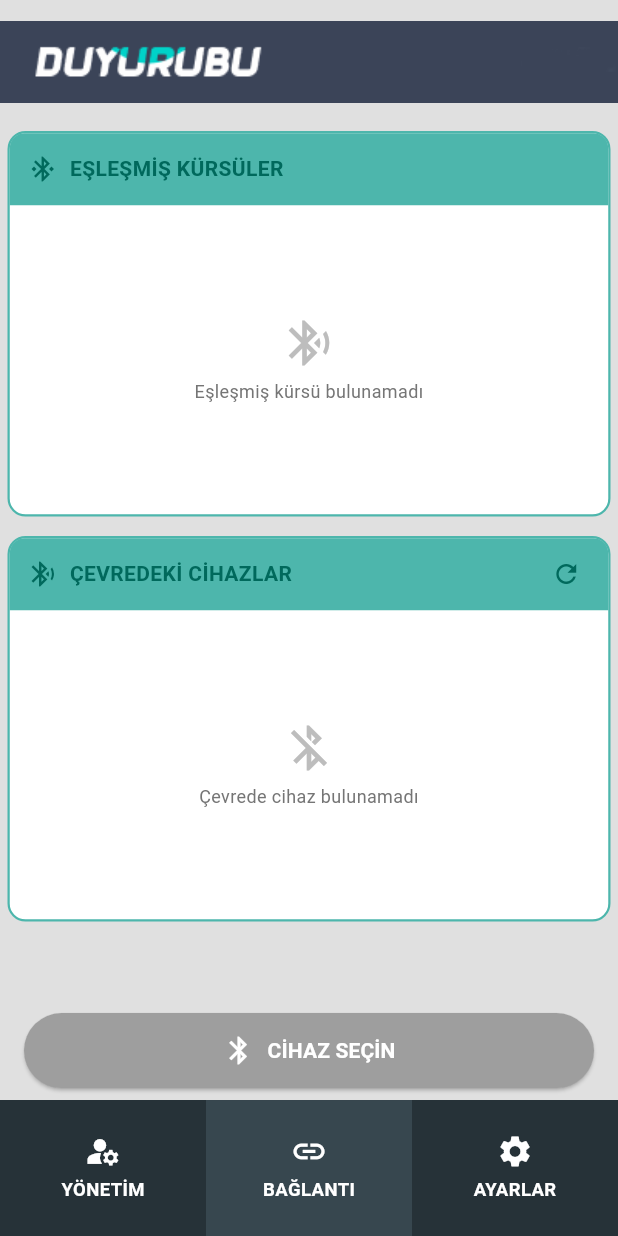
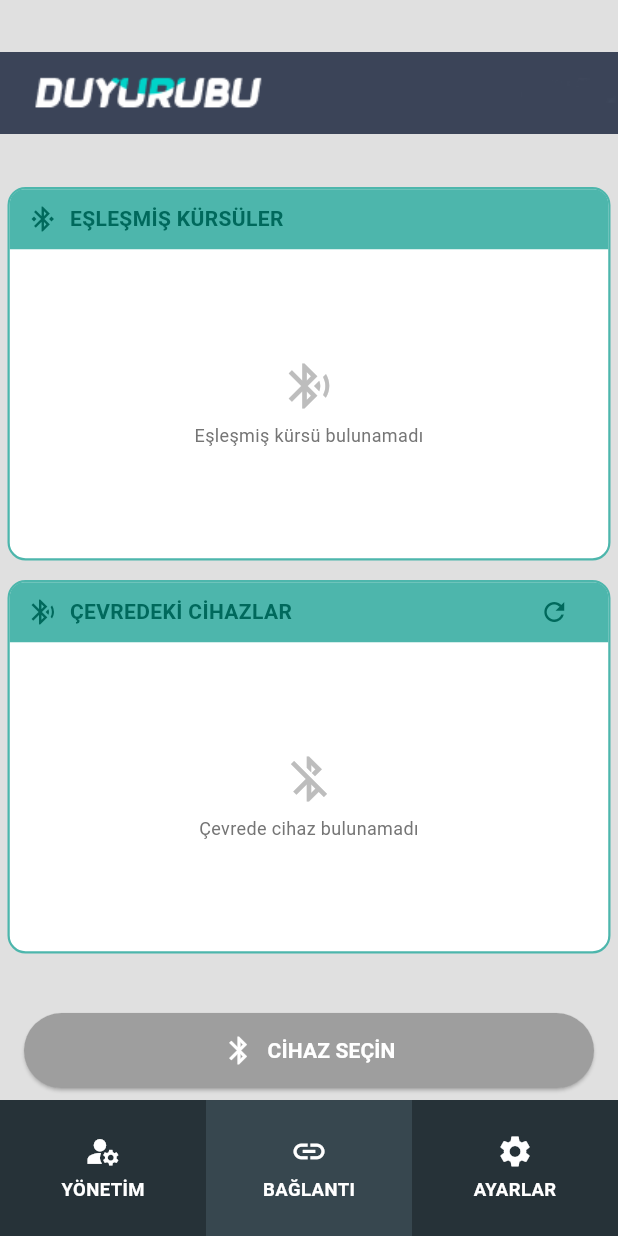
Before and after one commit to zrana24/duyurubu, a Flutter app: the screen it shows after launch, item 2 of the bottom bar chosen, after a tap on the "refresh" icon, on a phone screen of 412 x 824 dp. Run offline on Flutter 3.47's test engine with Material 3 defaults, Android fonts, the phone set to English and light mode, and no system bars; our stand-ins replace flutter_bluetooth_serial, permission_handler.

Commit message:
09.09.2025

```diff
--- a/lib/bluetooth_provider.dart
+++ b/lib/bluetooth_provider.dart
@@ -25,9 +25,11 @@
   Future<void> disconnect() async {
     try {
       await _connection?.close();
-    } catch (e) {
+    }
+    catch (e) {
       print('Bağlantı kesme hatası: $e');
-    } finally {
+    }
+    finally {
       _connection = null;
       _connectedDevice = null;
       _isConnecting = false;
--- a/lib/image.dart
+++ b/lib/image.dart
@@ -5,6 +5,7 @@
 
 class ImageWidget extends StatefulWidget {
   final double? height;
+  final double? width;
   final BoxFit fit;
   final bool showBluetoothStatus;
   final BluetoothConnection? connection;
@@ -13,6 +14,7 @@
   const ImageWidget({
     Key? key,
     this.height,
+    this.width,
     this.fit = BoxFit.cover,
     this.showBluetoothStatus = true,
     this.connection,
@@ -125,7 +127,7 @@
       String deviceName = widget.connectedDevice!.name ?? widget.connectedDevice!.address;
 
       return Positioned(
-        top: 30,
+        top: 48,
         right: 10,
         child: Container(
           constraints: BoxConstraints(
@@ -142,7 +144,7 @@
                 ),
                 child: Icon(Icons.bluetooth_connected, color: Colors.white, size: fontSize),
               ),
-              SizedBox(width: 6),
+              SizedBox(width: 10),
               Flexible(
                 child: Text(
                   "$deviceName BAĞLI",
@@ -180,24 +182,26 @@
   Widget build(BuildContext context) {
     return Consumer<LanguageProvider>(
       builder: (context, languageProvider, child) {
-        return LayoutBuilder(
-          builder: (context, constraints) {
         return Container(
-              width: constraints.maxWidth,
-              height: widget.height ?? constraints.maxHeight * 0.15,
+          width: widget.width ?? double.infinity,
+          height: widget.height,
           child: Stack(
             children: [
-                  Positioned.fill(
+              Center(
+                child: Container(
+                  constraints: BoxConstraints(
+                    maxWidth: double.infinity,
+                  ),
                   child: Image.asset(
                     'assets/images/footer.png',
-                      fit: widget.fit,
+                    fit: BoxFit.fitWidth,
+                    width: double.infinity,
+                  ),
                 ),
               ),
               _buildBluetoothOverlay(languageProvider, context),
             ],
           ),
-            );
-          },
         );
       },
     );
--- a/lib/language.dart
+++ b/lib/language.dart
@@ -1,6 +1,7 @@
 import 'package:flutter/material.dart';
 import 'package:flutter/widgets.dart';
 import 'package:provider/provider.dart';
+import '../bluetooth_provider.dart'; // BluetoothProvider'ı import edin
 
 class LanguageProvider extends ChangeNotifier {
   Locale _locale = const Locale('tr', 'TR');
@@ -44,7 +45,6 @@
       'name_screen1': '2. İSİMLİK EKRAN',
       'info_screen': '3. BİLGİ EKRAN',
       'screen_brightness': 'EKRAN PARLAKLIĞI',
-
     },
     'en': {
       'name_screen': 'NAME SCREEN',
@@ -145,7 +145,6 @@
   };
 
   String getTranslation(String key) {
-
     String translation = _localizedStrings[_locale.languageCode]?[key] ?? key;
 
     if (translation == key && key.contains('_')) {
@@ -177,6 +176,7 @@
     final screenWidth = MediaQuery.of(context).size.width;
     final screenHeight = MediaQuery.of(context).size.height;
     final languageProvider = Provider.of<LanguageProvider>(context);
+    final bluetoothProvider = Provider.of<BluetoothProvider>(context);
 
     return Scaffold(
       backgroundColor: const Color(0xFFE8EAF6),
--- a/lib/screens/connect.dart
+++ b/lib/screens/connect.dart
@@ -27,7 +27,6 @@
   Timer? _autoConnectTimer;
   Timer? _continuousScanTimer;
 
-  // Add ScrollControllers for the scrollable lists
   final ScrollController _pairedScrollController = ScrollController();
   final ScrollController _nearbyScrollController = ScrollController();
 
@@ -50,7 +49,6 @@
     _rssiUpdateTimer?.cancel();
     _autoConnectTimer?.cancel();
     _continuousScanTimer?.cancel();
-    // Dispose of the ScrollControllers
     _pairedScrollController.dispose();
     _nearbyScrollController.dispose();
     super.dispose();
@@ -82,14 +80,23 @@
   }
 
   void _startContinuousScanning() {
-    _continuousScanTimer = Timer.periodic(Duration(seconds: 40), (timer) async {
+    _continuousScanTimer?.cancel();
+    _continuousScanTimer = Timer.periodic(Duration(seconds: 4), (timer) async {
       final bluetoothProvider = Provider.of<BluetoothProvider>(context, listen: false);
       if (_bluetoothState != BluetoothState.STATE_ON || bluetoothProvider.isConnecting) return;
 
       _startDiscovery();
+      Future.delayed(Duration(seconds: 2), _stopDiscovery);
 
-      await Future.delayed(Duration(seconds: 30));
-      _stopDiscovery();
+      if (_pairedDevicesList.isNotEmpty && bluetoothProvider.connectedDevice == null) {
+        for (BluetoothDevice device in _pairedDevicesList) {
+          // timeout ile sırayla bağlan
+          print('Otomatik bağlanılıyor: ${device.name}');
+          await _pairAndConnectToDevice(device);
+
+          if (bluetoothProvider.connectedDevice != null) break;
+        }
+      }
     });
   }
 
@@ -171,26 +178,11 @@
       if (_bluetoothState != BluetoothState.STATE_ON || bluetoothProvider.isConnecting || bluetoothProvider.connectedDevice != null) return;
 
       if (_pairedDevicesList.isNotEmpty) {
-        BluetoothDevice? bestDevice;
-        int bestRSSI = -100;
+        for (BluetoothDevice device in _pairedDevicesList) {
+          print('Otomatik bağlantı deneniyor: ${device.name}');
+          await _pairAndConnectToDevice(device);
 
-        for (var device in _pairedDevicesList) {
-          int? rssi = _rssiValues[device.address];
-          DateTime? lastSeen = _lastSeenTimes[device.address];
-
-          if (rssi != null &&
-              rssi > -75 &&
-              rssi > bestRSSI &&
-              lastSeen != null &&
-              DateTime.now().difference(lastSeen).inSeconds < 30) {
-            bestDevice = device;
-            bestRSSI = rssi;
-          }
-        }
-
-        if (bestDevice != null) {
-          print('Otomatik bağlantı deneniyor: ${bestDevice.name} (RSSI: $bestRSSI)');
-          _pairAndConnectToDevice(bestDevice);
+          if (bluetoothProvider.connectedDevice != null) break;
         }
       }
     });
@@ -218,64 +210,46 @@
 
     try {
       if (!_pairedDevicesList.any((d) => d.address == device.address)) {
-        print('Cihaz eşleştiriliyor: ${device.name}');
         bool? bonded = await FlutterBluetoothSerial.instance
-            .bondDeviceAtAddress(device.address);
-        if (bonded != true) {
-          throw Exception('Eşleştirme başarısız');
-        }
+            .bondDeviceAtAddress(device.address)
+            .timeout(Duration(seconds: 5), onTimeout: () => false);
+        if (bonded != true) throw Exception('Eşleştirme başarısız');
         await _getPairedDevices();
       }
 
-      // Önceki bağlantıyı kapat
       if (bluetoothProvider.connection != null) {
         await bluetoothProvider.connection!.close();
       }
 
-      print('Bağlantı kuruluyor: ${device.name}');
       BluetoothConnection connection = await BluetoothConnection
           .toAddress(device.address)
-          .timeout(Duration(seconds: 15));
+          .timeout(Duration(seconds: 8));
 
-      // Bağlantıyı provider'a kaydet
       bluetoothProvider.setConnection(connection, device);
       setState(() => _selectedDevice = device);
 
-      print('Bağlantı başarılı: ${device.name}');
-
-      connection.input?.listen(
-            (_) {
-          // Veri geldiğinde burası çalışır
-        },
-        onDone: () {
-          print('Bağlantı kesildi: ${device.name}');
-          // Bağlantı kesildiğinde provider'ı güncelle
+      connection.input?.listen((_) {}, onDone: () {
         bluetoothProvider.setConnection(null, null);
-        },
-        onError: (error) {
-          print('Bağlantı hatası: $error');
+      }, onError: (_) {
         bluetoothProvider.setConnection(null, null);
-        },
-      );
-
+      });
     } catch (e) {
-      print('Bağlantı kurulurken hata: $e');
+      print('Bağlantı hatası: ${device.name} -> $e');
       bluetoothProvider.setConnection(null, null);
-    } finally {
+    }
+    finally {
       bluetoothProvider.setConnecting(false);
-      if (_bluetoothState == BluetoothState.STATE_ON) {
-        _startDiscovery();
-      }
+      if (_bluetoothState == BluetoothState.STATE_ON) _startDiscovery();
     }
   }
 
+
   void _disconnect() async {
     final bluetoothProvider = Provider.of<BluetoothProvider>(context, listen: false);
-    await bluetoothProvider.disconnect(); // Provider üzerinden bağlantıyı kes
+    await bluetoothProvider.disconnect();
     setState(() => _selectedDevice = null);
     print('Bağlantı manuel olarak kesildi');
 
-    // Bağlantı kesildikten sonra taramayı yeniden başlat
     if (_bluetoothState == BluetoothState.STATE_ON) {
       _startDiscovery();
     }
@@ -337,20 +311,20 @@
       builder: (context, languageProvider, child) {
         return Scaffold(
           backgroundColor: Color(0xFFE0E0E0),
-          body: SafeArea(
-            child: Column(
+          body: Column(
             children: [
               Container(
-                  height: screenSize.height * 0.10,
+                height: screenSize.height * 0.15,
+                width: double.infinity,
+                margin: EdgeInsets.only(top: 0),
                 child: ImageWidget(
-                    fit: BoxFit.contain,
+                  fit: BoxFit.cover,
                   showBluetoothStatus: true,
                   connection: bluetoothProvider.connection,
                   connectedDevice: bluetoothProvider.connectedDevice,
                 ),
               ),
 
-                // Bluetooth durumu göstergesi
               if (_bluetoothState != BluetoothState.STATE_ON)
                 Container(
                   width: double.infinity,
@@ -370,8 +344,10 @@
                 ),
 
               Expanded(
+                child: SafeArea(
+                  top: false,
                   child: ListView(
-                    padding: EdgeInsets.symmetric(horizontal: 5, vertical: 5),
+                    padding: EdgeInsets.symmetric(horizontal: 5, vertical: 1),
                     children: [
                       _buildCardSection(
                         languageProvider.getTranslation('paired_podiums'),
@@ -393,10 +369,11 @@
                     ],
                   ),
                 ),
+              ),
 
               if (bluetoothProvider.isConnecting)
                 Container(
-                    padding: EdgeInsets.symmetric(vertical: 8),
+                  padding: EdgeInsets.symmetric(vertical: 2),
                   color: Colors.blue.withOpacity(0.1),
                   child: Row(
                     mainAxisAlignment: MainAxisAlignment.center,
@@ -424,6 +401,11 @@
                     ],
                   ),
                 ),
+
+              SafeArea(
+                top: false,
+                child: Column(
+                  children: [
                     Container(
                       margin: EdgeInsets.symmetric(horizontal: 16, vertical: 8),
                       width: double.infinity,
@@ -478,6 +460,8 @@
                   ],
                 ),
               ),
+            ],
+          ),
         );
       },
     );
@@ -489,11 +473,12 @@
     bool isPaired = title == languageProvider.getTranslation('paired_podiums');
     Color headerColor = const Color(0xFF4DB6AC);
     Color headerTextColor = const Color(0xFF00695C);
-    IconData titleIcon = isPaired ? Icons.bluetooth_connected : Icons.bluetooth_searching;
+    IconData titleIcon = isPaired ? Icons.bluetooth_connected : Icons
+        .bluetooth_searching;
 
     double iconSize = 20.0;
     double fontSize = 14.0;
-    double headerHeight = 48.0;
+    double headerHeight = 40.0;
 
     return Container(
       width: double.infinity,
@@ -503,6 +488,7 @@
         color: Colors.white,
       ),
       child: Column(
+        mainAxisSize: MainAxisSize.min,
         children: [
           Container(
             width: double.infinity,
@@ -521,11 +507,7 @@
                 Expanded(
                   child: Row(
                     children: [
-                      Container(
-                        width: iconSize,
-                        height: iconSize,
-                        child: Icon(titleIcon, color: headerTextColor, size: iconSize),
-                      ),
+                      Icon(titleIcon, color: headerTextColor, size: iconSize),
                       SizedBox(width: 8),
                       Flexible(
                         child: Text(
@@ -544,10 +526,7 @@
                   ),
                 ),
                 if (isNearby)
-                  Container(
-                    width: 32,
-                    height: 32,
-                    child: IconButton(
+                  IconButton(
                     onPressed: _isScanning ? null : _startDiscovery,
                     icon: _isScanning
                         ? SizedBox(
@@ -555,29 +534,33 @@
                       height: iconSize,
                       child: CircularProgressIndicator(
                         strokeWidth: 2,
-                          valueColor: AlwaysStoppedAnimation<Color>(headerTextColor),
+                        valueColor: AlwaysStoppedAnimation<Color>(
+                            headerTextColor),
                       ),
                     )
-                          : Icon(Icons.refresh, color: headerTextColor, size: iconSize),
+                        : Icon(
+                        Icons.refresh, color: headerTextColor, size: iconSize),
                     padding: EdgeInsets.zero,
                     constraints: BoxConstraints.tightFor(width: 32, height: 32),
-                    ),
-                  ),
-                if (!isNearby)
+                  )
+                else
                   SizedBox(width: 32, height: 32),
               ],
             ),
           ),
 
-          Container(
-            height: maxHeight,
+          ConstrainedBox(
+            constraints: BoxConstraints(
+              maxHeight: maxHeight,
+            ),
             child: devices.isEmpty
                 ? Center(
               child: Column(
                 mainAxisAlignment: MainAxisAlignment.center,
                 children: [
                   Icon(
-                    isNearby ? Icons.bluetooth_disabled : Icons.bluetooth_searching,
+                    isNearby ? Icons.bluetooth_disabled : Icons
+                        .bluetooth_searching,
                     size: 36,
                     color: Colors.grey[400],
                   ),
@@ -587,7 +570,8 @@
                     child: Text(
                       isNearby
                           ? languageProvider.getTranslation('no_devices_found')
-                          : languageProvider.getTranslation('no_paired_podiums'),
+                          : languageProvider.getTranslation(
+                          'no_paired_podiums'),
                       style: TextStyle(
                         color: Colors.grey[600],
                         fontSize: 12,
@@ -600,15 +584,19 @@
             )
                 : Scrollbar(
               thumbVisibility: true,
-              controller: scrollController, // Add the ScrollController here
+              controller: scrollController,
               child: ListView.builder(
-                controller: scrollController, // And here too
+                controller: scrollController,
                 physics: BouncingScrollPhysics(),
+                padding: EdgeInsets.only(top: 4),
+                // boşluğu azalt
                 itemCount: devices.length,
                 itemBuilder: (context, index) {
                   BluetoothDevice device = devices[index];
-                  final bluetoothProvider = Provider.of<BluetoothProvider>(context, listen: true);
-                  bool isConnected = bluetoothProvider.connectedDevice?.address == device.address;
+                  final bluetoothProvider = Provider.of<BluetoothProvider>(
+                      context, listen: true);
+                  bool isConnected = bluetoothProvider.connectedDevice
+                      ?.address == device.address;
                   bool isSelected = _selectedDevice?.address == device.address;
                   int? rssi = _rssiValues[device.address];
 
@@ -618,7 +606,8 @@
                     },
                     child: _buildDeviceItem(
                       name: device.name ?? device.address,
-                      icon: isPaired ? Icons.bluetooth_connected : Icons.bluetooth,
+                      icon: isPaired ? Icons.bluetooth_connected : Icons
+                          .bluetooth,
                       iconColor: isConnected
                           ? Colors.green
                           : (isNearby ? Colors.grey[700]! : Colors.blue),
--- a/lib/screens/management.dart
+++ b/lib/screens/management.dart
@@ -19,25 +19,21 @@
       "title": "Satış ve Pazarlama Müdürü",
       "person": "Macit AHISKALI",
       "time": "00:30:00",
-      "color": "0xFF4CAF50"
     },
     {
       "title": "YAZILIMBU Birimi",
       "person": "Özkan ŞEN",
       "time": "00:30:00",
-      "color": "0xFFFF9800"
     },
     {
       "title": "Finans Direktörü",
       "person": "Elif YILMAZ",
       "time": "00:20:00",
-      "color" : "0xFF4CAF50"
     },
     {
       "title": "İK Müdürü",
       "person": "Ahmet KAYA",
       "time": "00:25:00",
-      "color" : "0xFFFF9800"
     },
   ];
 
@@ -185,18 +181,11 @@
       return;
     }
 
-    Color defaultColor = const Color(0xFF4CAF50);
-    if (speakers.isNotEmpty) {
-      List<Color> colors = [const Color(0xFF4CAF50), const Color(0xFFFF9800)];
-      defaultColor = colors[speakers.length % colors.length];
-    }
-
     setState(() {
       speakers.add({
         "title": _departmentController.text.trim(),
         "person": _nameController.text.trim(),
         "time": timeText,
-        "color": '0x${defaultColor.value.toRadixString(16).padLeft(8, '0').toUpperCase()}',
       });
     });
 
@@ -206,27 +195,37 @@
     ));
   }
 
+  Color _getCardColor(int index) {
+    List<Color> colors = [const Color(0xFF4CAF50), const Color(0xFFFF9800)];
+    return colors[index % colors.length];
+  }
+
   @override
   Widget build(BuildContext context) {
     final screenWidth = MediaQuery.of(context).size.width;
     final screenHeight = MediaQuery.of(context).size.height;
     final languageProvider = Provider.of<LanguageProvider>(context);
-    final bluetoothProvider = Provider.of<BluetoothProvider>(context); // BluetoothProvider'ı al
+    final bluetoothProvider = Provider.of<BluetoothProvider>(context);
 
     return Scaffold(
       backgroundColor: const Color(0xFFE0E0E0),
-      body: Column(
-        children: [
-          SizedBox(height: screenHeight * 0.05),
-          Container(
-            height: screenHeight * 0.10,
+      appBar: AppBar(
+        backgroundColor: Colors.transparent,
+        toolbarHeight: screenHeight * 0.10,
+        flexibleSpace: Container(
+          width: double.infinity,
+          height: double.infinity,
           child: ImageWidget(
-              fit: BoxFit.contain,
+            fit: BoxFit.cover,
             showBluetoothStatus: true,
-              connection: bluetoothProvider.connection, // Bluetooth bağlantısını geç
-              connectedDevice: bluetoothProvider.connectedDevice, // Bağlı cihazı geç
+            connection: bluetoothProvider.connection,
+            connectedDevice: bluetoothProvider.connectedDevice,
           ),
         ),
+      ),
+      body: SafeArea(
+        child: Column(
+          children: [
             Expanded(
               child: Container(
                 margin: EdgeInsets.symmetric(horizontal: screenWidth * 0.03),
@@ -316,8 +315,8 @@
                               title: speaker['title']!,
                               person: speaker['person']!,
                               initialTime: speaker['time']!,
-                            backgroundColor: Color(int.parse(speaker['color']!)),
-                            borderColor: Color(int.parse(speaker['color']!)),
+                              backgroundColor: _getCardColor(index),
+                              borderColor: _getCardColor(index),
                               number: (index + 1).toString(),
                             );
                           },
@@ -331,6 +330,7 @@
             SizedBox(height: screenHeight * 0.01),
             AppFooter(activeTab: "management"),
           ],
+        ),
       ),
     );
   }
```
Also changed, not shown: lib/screens/settings.dart (+21 -8 lines). Lines whose indentation alone changed are shown as unchanged.
